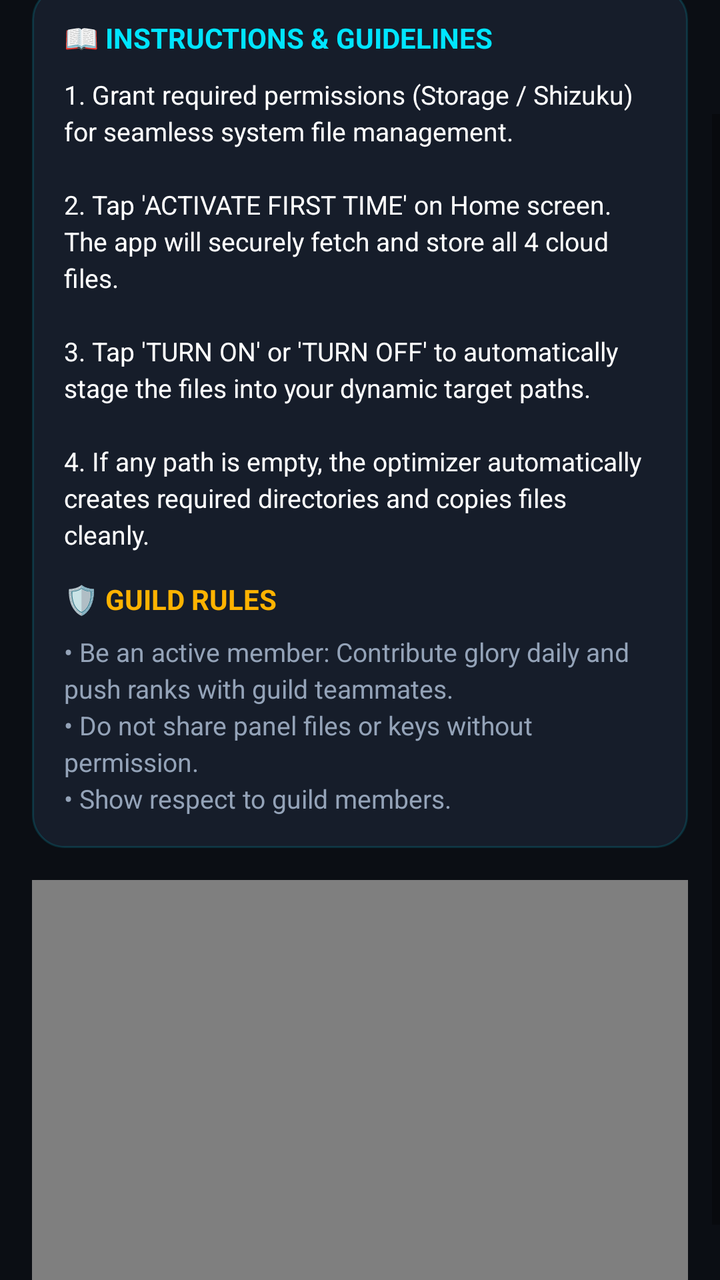
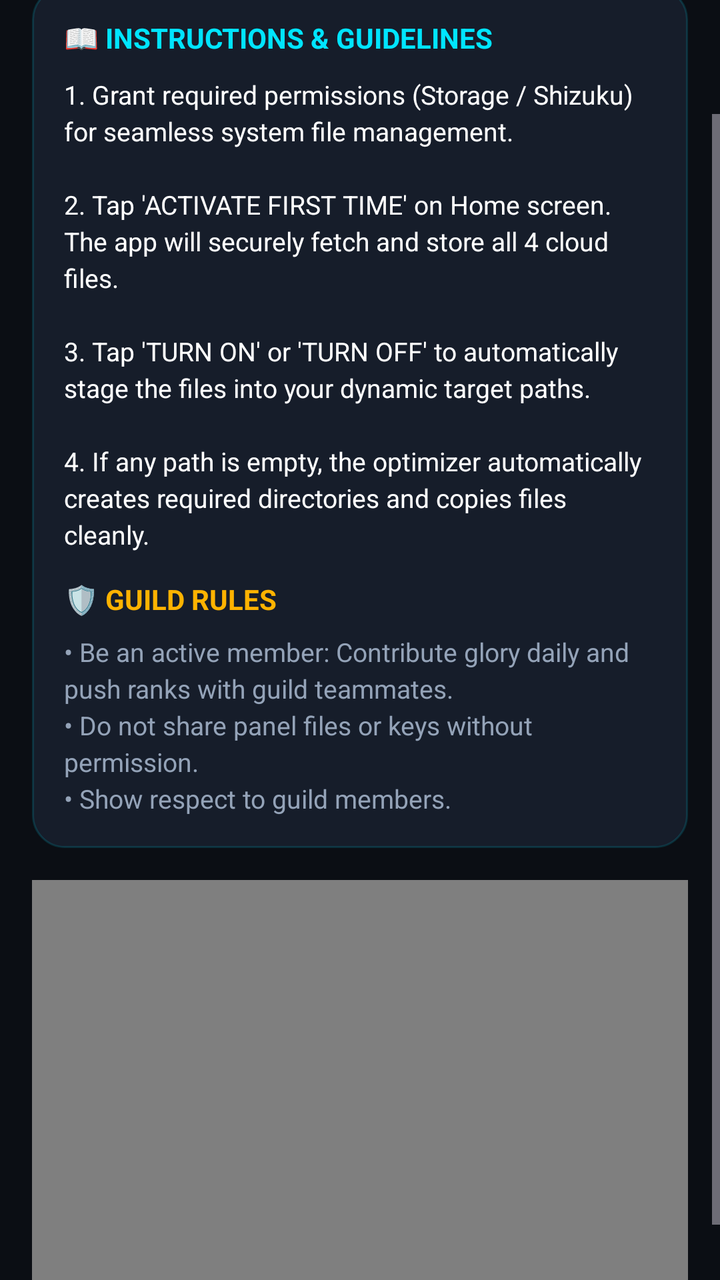

Before-and-after screenshots of an Android layout around one commit, followed by the original layout XML and the change that was made.
<!-- AndroidManifest.xml: application theme Theme.MyApplication -->
<!-- res/layout/fragment_about.xml -->
<?xml version="1.0" encoding="utf-8"?>
<ScrollView xmlns:android="http://schemas.android.com/apk/res/android"
    android:layout_width="match_parent"
    android:layout_height="match_parent"
    android:background="@color/cyber_bg"
    android:fillViewport="true">

    <LinearLayout
        android:layout_width="match_parent"
        android:layout_height="wrap_content"
        android:orientation="vertical"
        android:padding="16dp">

        <TextView
            android:layout_width="match_parent"
            android:layout_height="wrap_content"
            android:text="ABOUT X-CELESTIALS"
            android:textColor="@color/cyber_cyan"
            android:textSize="20sp"
            android:textStyle="bold"
            android:letterSpacing="0.06"
            android:gravity="center"
            android:layout_marginBottom="16dp" />

        <LinearLayout
            android:layout_width="match_parent"
            android:layout_height="wrap_content"
            android:orientation="vertical"
            android:background="@drawable/card_cyber_bg"
            android:padding="16dp"
            android:layout_marginBottom="16dp">

            <TextView
                android:layout_width="wrap_content"
                android:layout_height="wrap_content"
                android:text="📖 INSTRUCTIONS &amp; GUIDELINES"
                android:textColor="@color/cyber_cyan"
                android:textSize="14sp"
                android:textStyle="bold"
                android:layout_marginBottom="10dp" />

            <TextView
                android:layout_width="match_parent"
                android:layout_height="wrap_content"
                android:text="1. Grant required permissions (Storage / Shizuku) for seamless system file management.\n\n2. Tap 'ACTIVATE FIRST TIME' on Home screen. The app will securely fetch and store all 4 cloud files.\n\n3. Tap 'TURN ON' or 'TURN OFF' to automatically stage the files into your dynamic target paths.\n\n4. If any path is empty, the optimizer automatically creates required directories and copies files cleanly."
                android:textColor="@color/cyber_text_primary"
                android:textSize="13sp"
                android:lineSpacingExtra="3dp"
                android:layout_marginBottom="14dp" />

            <TextView
                android:layout_width="wrap_content"
                android:layout_height="wrap_content"
                android:text="🛡️ GUILD RULES"
                android:textColor="@color/cyber_amber"
                android:textSize="14sp"
                android:textStyle="bold"
                android:layout_marginBottom="8dp" />

            <TextView
                android:layout_width="match_parent"
                android:layout_height="wrap_content"
                android:text="• Be an active member: Contribute glory daily and push ranks with guild teammates.\n• Do not share panel files or keys without permission.\n• Show respect to guild members."
                android:textColor="@color/cyber_text_secondary"
                android:textSize="13sp"
                android:lineSpacingExtra="3dp" />
        </LinearLayout>

        <VideoView
            android:id="@+id/video_view"
            android:layout_width="match_parent"
            android:layout_height="200dp"
            android:layout_marginBottom="16dp" />

    </LinearLayout>
</ScrollView>
<!-- resources referenced by this layout -->
<resources>
  <color name="cyber_amber">#FFB300</color>
  <color name="cyber_bg">#0B0E14</color>
  <color name="cyber_cyan">#00E5FF</color>
  <color name="cyber_text_primary">#FFFFFF</color>
  <color name="cyber_text_secondary">#94A3B8</color>
  <!-- drawable card_cyber_bg (drawable) -->
  <?xml version="1.0" encoding="utf-8"?>
  <shape xmlns:android="http://schemas.android.com/apk/res/android"
      android:shape="rectangle">
      <solid android:color="#161D2A" />
      <corners android:radius="16dp" />
      <stroke
          android:width="1dp"
          android:color="#2600E5FF" />
  </shape>
  <style name="Theme.MyApplication" parent="Theme.AppCompat.Light.NoActionBar" />
</resources>

<!-- the commit's change to res/layout/fragment_about.xml (unified diff, before → after) -->
@@ -1,76 +1,14 @@
 <?xml version="1.0" encoding="utf-8"?>
-<ScrollView xmlns:android="http://schemas.android.com/apk/res/android"
-    android:layout_width="match_parent"
-    android:layout_height="match_parent"
-    android:background="@color/cyber_bg"
-    android:fillViewport="true">
-
-    <LinearLayout
-        android:layout_width="match_parent"
-        android:layout_height="wrap_content"
-        android:orientation="vertical"
-        android:padding="16dp">
-
-        <TextView
-            android:layout_width="match_parent"
-            android:layout_height="wrap_content"
-            android:text="ABOUT X-CELESTIALS"
-            android:textColor="@color/cyber_cyan"
-            android:textSize="20sp"
-            android:textStyle="bold"
-            android:letterSpacing="0.06"
-            android:gravity="center"
-            android:layout_marginBottom="16dp" />
-
-        <LinearLayout
-            android:layout_width="match_parent"
-            android:layout_height="wrap_content"
-            android:orientation="vertical"
-            android:background="@drawable/card_cyber_bg"
-            android:padding="16dp"
-            android:layout_marginBottom="16dp">
-
-            <TextView
-                android:layout_width="wrap_content"
-                android:layout_height="wrap_content"
-                android:text="📖 INSTRUCTIONS &amp; GUIDELINES"
-                android:textColor="@color/cyber_cyan"
-                android:textSize="14sp"
-                android:textStyle="bold"
-                android:layout_marginBottom="10dp" />
-
-            <TextView
-                android:layout_width="match_parent"
-                android:layout_height="wrap_content"
-                android:text="1. Grant required permissions (Storage / Shizuku) for seamless system file management.\n\n2. Tap 'ACTIVATE FIRST TIME' on Home screen. The app will securely fetch and store all 4 cloud files.\n\n3. Tap 'TURN ON' or 'TURN OFF' to automatically stage the files into your dynamic target paths.\n\n4. If any path is empty, the optimizer automatically creates required directories and copies files cleanly."
-                android:textColor="@color/cyber_text_primary"
-                android:textSize="13sp"
-                android:lineSpacingExtra="3dp"
-                android:layout_marginBottom="14dp" />
-
-            <TextView
-                android:layout_width="wrap_content"
-                android:layout_height="wrap_content"
-                android:text="🛡️ GUILD RULES"
-                android:textColor="@color/cyber_amber"
-                android:textSize="14sp"
-                android:textStyle="bold"
-                android:layout_marginBottom="8dp" />
-
-            <TextView
-                android:layout_width="match_parent"
-                android:layout_height="wrap_content"
-                android:text="• Be an active member: Contribute glory daily and push ranks with guild teammates.\n• Do not share panel files or keys without permission.\n• Show respect to guild members."
-                android:textColor="@color/cyber_text_secondary"
-                android:textSize="13sp"
-                android:lineSpacingExtra="3dp" />
+<ScrollView android:background="@color/cyber_bg" android:layout_width="fill_parent" android:layout_height="fill_parent" android:fillViewport="true"
+  xmlns:android="http://schemas.android.com/apk/res/android">
+    <LinearLayout android:orientation="vertical" android:padding="16.0dip" android:layout_width="fill_parent" android:layout_height="wrap_content">
+        <TextView android:textSize="20.0sp" android:textStyle="bold" android:textColor="@color/cyber_cyan" android:gravity="center" android:layout_width="fill_parent" android:layout_height="wrap_content" android:layout_marginBottom="16.0dip" android:text="ABOUT X-CELESTIALS" android:letterSpacing="0.06" />
+        <LinearLayout android:orientation="vertical" android:background="@drawable/card_cyber_bg" android:padding="16.0dip" android:layout_width="fill_parent" android:layout_height="wrap_content" android:layout_marginBottom="16.0dip">
+            <TextView android:textSize="14.0sp" android:textStyle="bold" android:textColor="@color/cyber_cyan" android:layout_width="wrap_content" android:layout_height="wrap_content" android:layout_marginBottom="10.0dip" android:text="📖 INSTRUCTIONS &amp; GUIDELINES" />
+            <TextView android:textSize="13.0sp" android:textColor="@color/cyber_text_primary" android:layout_width="fill_parent" android:layout_height="wrap_content" android:layout_marginBottom="14.0dip" android:text="1. Grant required permissions (Storage / Shizuku) for seamless system file management.\n\n2. Tap 'ACTIVATE FIRST TIME' on Home screen. The app will securely fetch and store all 4 cloud files.\n\n3. Tap 'TURN ON' or 'TURN OFF' to automatically stage the files into your dynamic target paths.\n\n4. If any path is empty, the optimizer automatically creates required directories and copies files cleanly." android:lineSpacingExtra="3.0dip" />
+            <TextView android:textSize="14.0sp" android:textStyle="bold" android:textColor="@color/cyber_amber" android:layout_width="wrap_content" android:layout_height="wrap_content" android:layout_marginBottom="8.0dip" android:text="🛡️ GUILD RULES" />
+            <TextView android:textSize="13.0sp" android:textColor="@color/cyber_text_secondary" android:layout_width="fill_parent" android:layout_height="wrap_content" android:text="• Be an active member: Contribute glory daily and push ranks with guild teammates.\n• Do not share panel files or keys without permission.\n• Show respect to guild members." android:lineSpacingExtra="3.0dip" />
         </LinearLayout>
-
-        <VideoView
-            android:id="@+id/video_view"
-            android:layout_width="match_parent"
-            android:layout_height="200dp"
-            android:layout_marginBottom="16dp" />
-
+        <VideoView android:id="@+id/video_view" android:layout_width="fill_parent" android:layout_height="200.0dip" android:layout_marginBottom="16.0dip" />
     </LinearLayout>
 </ScrollView>
<!-- resource entries referenced after the edit -->
@@ -1,10 +1,10 @@
 <!-- resources referenced by this layout -->
 <resources>
-  <color name="cyber_amber">#FFB300</color>
-  <color name="cyber_bg">#0B0E14</color>
-  <color name="cyber_cyan">#00E5FF</color>
-  <color name="cyber_text_primary">#FFFFFF</color>
-  <color name="cyber_text_secondary">#94A3B8</color>
+  <color name="cyber_amber">#FFFFB300</color>
+  <color name="cyber_bg">#FF0B0E14</color>
+  <color name="cyber_cyan">#FF00E5FF</color>
+  <color name="cyber_text_primary">#FFFFFFFF</color>
+  <color name="cyber_text_secondary">#FF94A3B8</color>
   <!-- drawable card_cyber_bg (drawable) -->
   <?xml version="1.0" encoding="utf-8"?>
   <shape xmlns:android="http://schemas.android.com/apk/res/android"
@@ -15,6 +15,10 @@
           android:width="1dp"
           android:color="#2600E5FF" />
   </shape>
-  <style name="Theme.MyApplication" parent="Theme.AppCompat.Light.NoActionBar" />
+  <style name="Theme.MyApplication" parent="Theme.Material3.Dark.NoActionBar">
+          <item name="android:statusBarColor">@color/cyber_bg</item>
+          <item name="android:navigationBarColor">@color/cyber_bg</item>
+          <item name="android:windowBackground">@color/cyber_bg</item>
+      </style>
 </resources>
 
